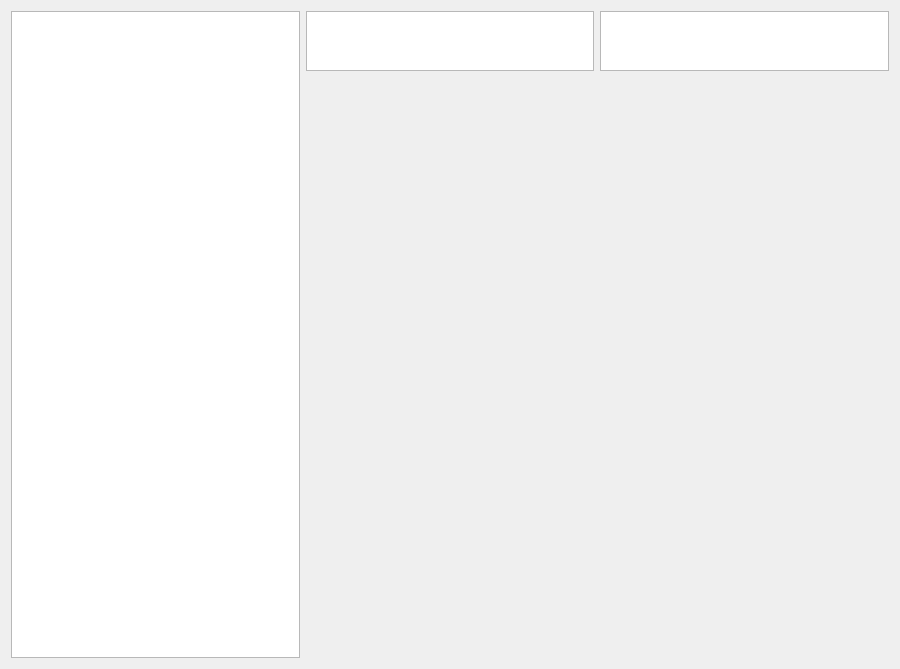
The window that fileexplorer.ui (Q-Wednesday/FTPClient) describes before a commit, drawn with Qt 5.
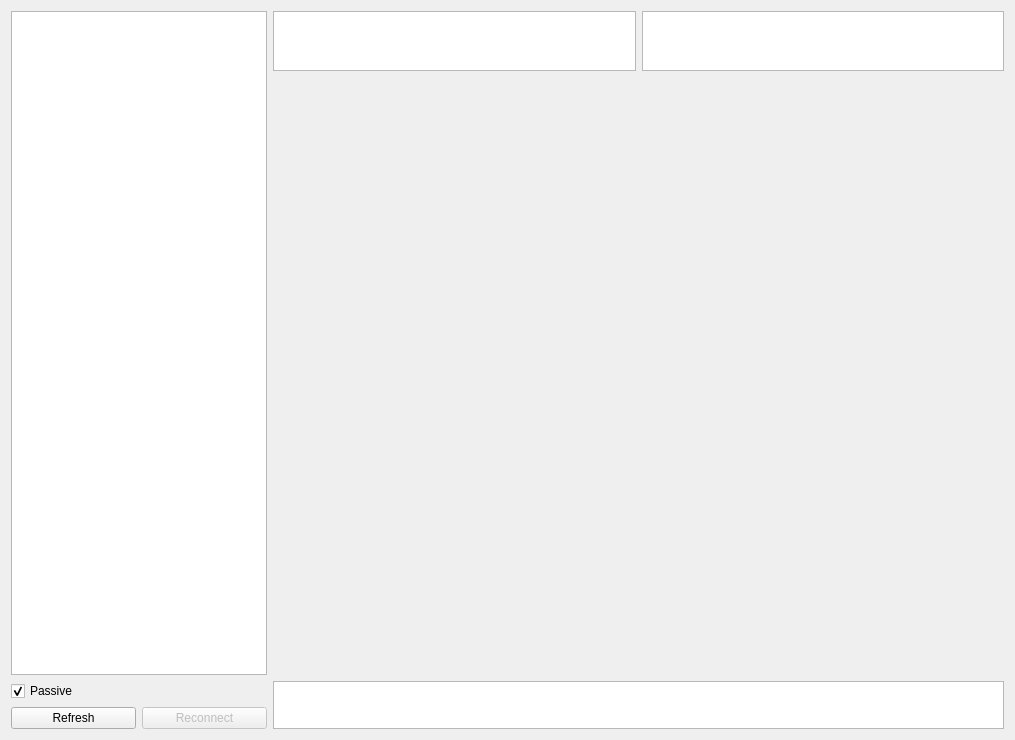
The same window after the commit.

Diff of the .ui file:
```diff
--- a/fileexplorer.ui
+++ b/fileexplorer.ui
@@ -6,43 +6,43 @@
    <rect>
     <x>0</x>
     <y>0</y>
-    <width>900</width>
-    <height>669</height>
+    <width>1015</width>
+    <height>740</height>
    </rect>
   </property>
   <property name="windowTitle">
    <string>Form</string>
   </property>
   <layout class="QGridLayout" name="gridLayout">
-   <item row="0" column="0" rowspan="2">
+   <item row="0" column="0" rowspan="2" colspan="2">
     <widget class="QTextBrowser" name="serverResponse"/>
    </item>
-   <item row="0" column="1">
-    <widget class="QListWidget" name="remoteDir">
-     <property name="sizePolicy">
-      <sizepolicy hsizetype="Expanding" vsizetype="Minimum">
-       <horstretch>0</horstretch>
-       <verstretch>0</verstretch>
-      </sizepolicy>
-     </property>
-     <property name="minimumSize">
-      <size>
-       <width>0</width>
-       <height>40</height>
-      </size>
-     </property>
-     <property name="maximumSize">
-      <size>
-       <width>16777215</width>
-       <height>60</height>
-      </size>
-     </property>
-     <property name="flow">
-      <enum>QListView::LeftToRight</enum>
-     </property>
-    </widget>
-   </item>
    <item row="0" column="2">
+    <widget class="QListWidget" name="remoteDir">
+     <property name="sizePolicy">
+      <sizepolicy hsizetype="Expanding" vsizetype="Minimum">
+       <horstretch>0</horstretch>
+       <verstretch>0</verstretch>
+      </sizepolicy>
+     </property>
+     <property name="minimumSize">
+      <size>
+       <width>0</width>
+       <height>40</height>
+      </size>
+     </property>
+     <property name="maximumSize">
+      <size>
+       <width>16777215</width>
+       <height>60</height>
+      </size>
+     </property>
+     <property name="flow">
+      <enum>QListView::LeftToRight</enum>
+     </property>
+    </widget>
+   </item>
+   <item row="0" column="3">
     <widget class="QListWidget" name="localDir">
      <property name="sizePolicy">
       <sizepolicy hsizetype="Expanding" vsizetype="Minimum">
@@ -79,9 +79,52 @@
      </property>
     </widget>
    </item>
-   <item row="1" column="1" colspan="2">
+   <item row="1" column="2" colspan="2">
     <layout class="QHBoxLayout" name="fileListLayout"/>
    </item>
+   <item row="2" column="0" colspan="2">
+    <widget class="QCheckBox" name="isPassive">
+     <property name="text">
+      <string>Passive</string>
+     </property>
+     <property name="checked">
+      <bool>true</bool>
+     </property>
+    </widget>
+   </item>
+   <item row="2" column="2" rowspan="2" colspan="2">
+    <widget class="QTextBrowser" name="hintBox">
+     <property name="minimumSize">
+      <size>
+       <width>0</width>
+       <height>40</height>
+      </size>
+     </property>
+     <property name="maximumSize">
+      <size>
+       <width>16777215</width>
+       <height>50</height>
+      </size>
+     </property>
+    </widget>
+   </item>
+   <item row="3" column="0">
+    <widget class="QPushButton" name="refreshButton">
+     <property name="text">
+      <string>Refresh</string>
+     </property>
+    </widget>
+   </item>
+   <item row="3" column="1">
+    <widget class="QPushButton" name="reconnectButton">
+     <property name="enabled">
+      <bool>false</bool>
+     </property>
+     <property name="text">
+      <string>Reconnect</string>
+     </property>
+    </widget>
+   </item>
   </layout>
  </widget>
  <resources/>
```
